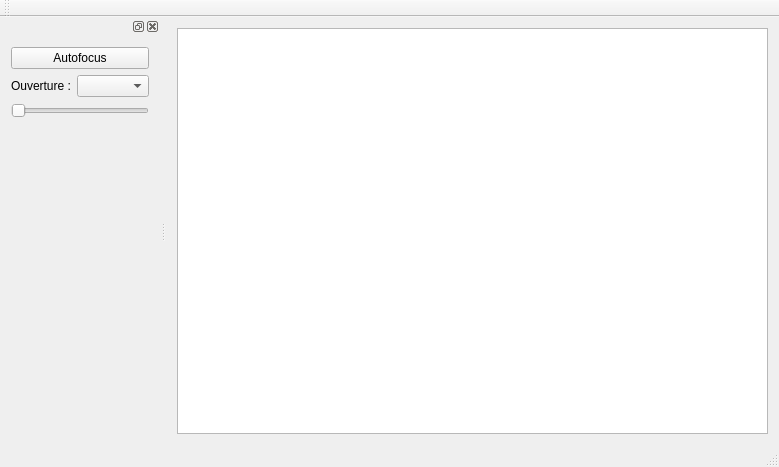
First picture: the form in mainwindow.ui, repository rlamarche/photomaton, before the edit.
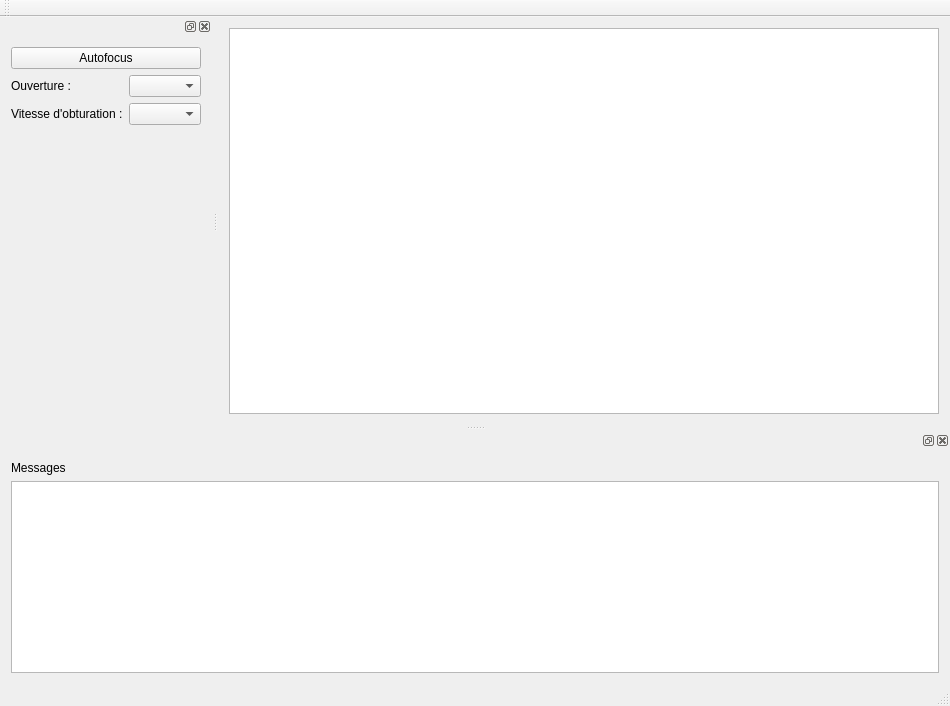
Second picture: the form after the edit.

Commit message: adding aperture and shutterspeed to settings and small refactoring

What changed in the file:
```diff
--- a/mainwindow.ui
+++ b/mainwindow.ui
@@ -6,8 +6,8 @@
    <rect>
     <x>0</x>
     <y>0</y>
-    <width>779</width>
-    <height>467</height>
+    <width>950</width>
+    <height>706</height>
    </rect>
   </property>
   <property name="windowTitle">
@@ -53,38 +53,47 @@
       </widget>
      </item>
      <item>
-      <layout class="QHBoxLayout" name="horizontalLayout">
-       <item>
+      <layout class="QFormLayout" name="formLayout">
+       <item row="0" column="0">
         <widget class="QLabel" name="apertureLabel">
          <property name="text">
           <string>Ouverture :</string>
          </property>
         </widget>
        </item>
-       <item>
+       <item row="0" column="1">
         <widget class="QComboBox" name="apertureComboBox"/>
        </item>
+       <item row="1" column="0">
+        <widget class="QLabel" name="shutterspeedLabel">
+         <property name="text">
+          <string>Vitesse d'obturation :</string>
+         </property>
+        </widget>
+       </item>
+       <item row="1" column="1">
+        <widget class="QComboBox" name="shutterspeedComboBox"/>
+       </item>
       </layout>
      </item>
+    </layout>
+   </widget>
+  </widget>
+  <widget class="QDockWidget" name="dockWidget_2">
+   <attribute name="dockWidgetArea">
+    <number>8</number>
+   </attribute>
+   <widget class="QWidget" name="dockWidgetContents_2">
+    <layout class="QVBoxLayout" name="verticalLayout_3">
      <item>
-      <widget class="QSlider" name="apertureSlider">
-       <property name="orientation">
-        <enum>Qt::Horizontal</enum>
+      <widget class="QLabel" name="label">
+       <property name="text">
+        <string>Messages</string>
        </property>
       </widget>
      </item>
      <item>
-      <spacer name="verticalSpacer">
-       <property name="orientation">
-        <enum>Qt::Vertical</enum>
-       </property>
-       <property name="sizeHint" stdset="0">
-        <size>
-         <width>20</width>
-         <height>40</height>
-        </size>
-       </property>
-      </spacer>
+      <widget class="QTreeView" name="treeView"/>
      </item>
     </layout>
    </widget>
```
Left out of the diff: 2 changed lines with no effect on the pictures. The commit also changes 9 other files.
